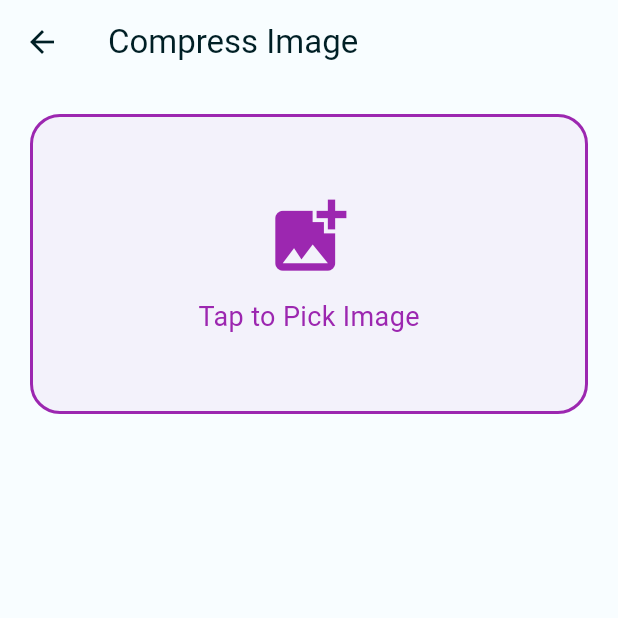
After one commit to TUSHAR91316/Konvert, a Flutter app: the CompressImageScreen screen opened directly, on a phone screen of 412 x 824 dp, the top half of it. The commit adds this screen. Run offline on Flutter 3.47's test engine with Material 3 defaults, Android fonts, the phone set to English and light mode, and no system bars; our stand-ins replace dio, file_picker, firebase_auth, firebase_core, flutter_animate, flutter_image_compress and 6 more; accounts and stored records are empty.

Commit message:
Add image compression feature with UI and service
Introduces an image compression tool with a new CompressImageScreen, allowing users to compress images by percentage or target size. Adds CompressionService for handling compression logic using flutter_image_compress. Updates HomeScreen to include a 'Compression Tools' section and integrates the new screen. Updates dependencies and plugin registration for flutter_image_compress support.

```diff
--- /dev/null
+++ b/lib/screens/compress_image_screen.dart
@@ -0,0 +1,273 @@
+import 'dart:io';
+import 'package:converter_app/services/compression_service.dart';
+import 'package:converter_app/services/history_service.dart';
+import 'package:file_picker/file_picker.dart';
+import 'package:flutter/material.dart';
+import 'package:flutter_animate/flutter_animate.dart';
+import 'package:open_file/open_file.dart';
+import 'package:path_provider/path_provider.dart';
+import 'package:path/path.dart' as p;
+
+class CompressImageScreen extends StatefulWidget {
+  const CompressImageScreen({super.key});
+
+  @override
+  State<CompressImageScreen> createState() => _CompressImageScreenState();
+}
+
+class _CompressImageScreenState extends State<CompressImageScreen> {
+  final _compressionService = CompressionService();
+  File? _selectedFile;
+  File? _resultFile;
+  bool _isCompressing = false;
+  String? _statusMessage;
+
+  // Mode: 0 = Percentage, 1 = Target Size
+  int _mode = 0;
+
+  // Percentage Mode
+  double _quality = 80;
+
+  // Target Size Mode
+  final _sizeController = TextEditingController();
+  String _sizeUnit = 'KB'; // KB or MB
+
+  @override
+  void dispose() {
+    _sizeController.dispose();
+    super.dispose();
+  }
+
+  Future<void> _pickFile() async {
+    FilePickerResult? result = await FilePicker.platform.pickFiles(
+      type: FileType.image,
+    );
+
+    if (result != null) {
+      setState(() {
+        _selectedFile = File(result.files.single.path!);
+        _resultFile = null;
+        _statusMessage = null;
+      });
+    }
+  }
+
+  Future<void> _processCompression() async {
+    if (_selectedFile == null) return;
+
+    setState(() {
+      _isCompressing = true;
+      _statusMessage = "Compressing...";
+      _resultFile = null;
+    });
+
+    try {
+      File? compressed;
+      if (_mode == 0) {
+        // Percentage
+        compressed = await _compressionService.compressImagePercentage(_selectedFile!, _quality.toInt());
+      } else {
+        // Target Size
+        final inputVal = double.tryParse(_sizeController.text);
+        if (inputVal == null || inputVal <= 0) throw Exception("Invalid size");
+
+        int targetBytes = _sizeUnit == 'MB'
+            ? (inputVal * 1024 * 1024).toInt()
+            : (inputVal * 1024).toInt();
+
+        compressed = await _compressionService.compressImageToSize(_selectedFile!, targetBytes);
+      }
+
+      if (compressed == null) throw Exception("Compression failed");
+
+      // Move to Documents to save permanently (like conversions)
+      // Or just keep in temp for MVP? Let's save to Documents so History works nicely if we add it.
+      // For now, let's just use the temp file but make sure we can open it.
+
+      _resultFile = compressed;
+
+      // Calculate savings
+      int originalSize = await _selectedFile!.length();
+      int newSize = await _resultFile!.length();
+      double saved = (originalSize - newSize) / originalSize * 100;
+
+      String sizeStr = _formatSize(newSize);
+
+      setState(() {
+        _statusMessage = "Success! Saved $sizeStr\n(Reduced by ${saved.toStringAsFixed(1)}%)";
+        _isCompressing = false;
+      });
+
+    } catch (e) {
+      setState(() {
+        _statusMessage = "Error: ${e.toString()}";
+        _isCompressing = false;
+      });
+    }
+  }
+
+  String _formatSize(int bytes) {
+      double kb = bytes / 1024;
+      double mb = kb / 1024;
+      return mb >= 1 ? "${mb.toStringAsFixed(2)} MB" : "${kb.toStringAsFixed(0)} KB";
+  }
+
+  @override
+  Widget build(BuildContext context) {
+    return Scaffold(
+      appBar: AppBar(title: const Text("Compress Image")),
+      body: SingleChildScrollView(
+        padding: const EdgeInsets.all(20),
+        child: Column(
+          crossAxisAlignment: CrossAxisAlignment.stretch,
+          children: [
+            // Picker
+            InkWell(
+              onTap: _pickFile,
+              borderRadius: BorderRadius.circular(20),
+              child: Container(
+                height: 200,
+                decoration: BoxDecoration(
+                  color: Colors.purple.withValues(alpha: 0.05),
+                  borderRadius: BorderRadius.circular(20),
+                  border: Border.all(color: Colors.purple, width: 2),
+                ),
+                child: Column(
+                  mainAxisAlignment: MainAxisAlignment.center,
+                  children: [
+                    if (_selectedFile != null) ...[
+                      const Icon(Icons.check_circle, size: 60, color: Colors.green),
+                      const SizedBox(height: 10),
+                      Text("Selected: ${p.basename(_selectedFile!.path)}", style: const TextStyle(fontWeight: FontWeight.bold)),
+                      FutureBuilder<int>(
+                        future: _selectedFile!.length(),
+                        builder: (c, s) => Text(s.hasData ? _formatSize(s.data!) : "...", style: const TextStyle(color: Colors.grey))
+                      ),
+                    ] else ...[
+                      const Icon(Icons.add_photo_alternate, size: 60, color: Colors.purple),
+                      const SizedBox(height: 10),
+                      const Text("Tap to Pick Image", style: TextStyle(fontSize: 18, color: Colors.purple)),
+                    ]
+                  ],
+                ),
+              ),
+            ),
+
+            const SizedBox(height: 20),
+
+            if (_selectedFile != null) ...[
+                const Text("Compression Mode", style: TextStyle(fontWeight: FontWeight.bold)),
+                Row(
+                  children: [
+                    Expanded(child: RadioListTile(
+                      title: const Text("Percentage"),
+                      value: 0,
+                      groupValue: _mode,
+                      onChanged: (v) => setState(() => _mode = v!),
+                      contentPadding: EdgeInsets.zero,
+                    )),
+                    Expanded(child: RadioListTile(
+                      title: const Text("Target Size"),
+                      value: 1,
+                      groupValue: _mode,
+                      onChanged: (v) => setState(() => _mode = v!),
+                      contentPadding: EdgeInsets.zero,
+                    )),
+                  ],
+                ),
+
+                const SizedBox(height: 10),
+
+                if (_mode == 0) ...[
+                   // Slider
+                   Text("Quality: ${_quality.toInt()}%"),
+                   Slider(
+                     value: _quality,
+                     min: 5,
+                     max: 100,
+                     divisions: 19,
+                     label: "${_quality.toInt()}%",
+                     onChanged: (v) => setState(() => _quality = v),
+                   ),
+                ] else ...[
+                   // Target Size Inputs
+                   Row(
+                     children: [
+                       Expanded(
+                         flex: 2,
+                         child: TextField(
+                           controller: _sizeController,
+                           keyboardType: TextInputType.number,
+                           decoration: const InputDecoration(
+                             labelText: "Size",
+                             border: OutlineInputBorder(),
+                           ),
+                         ),
+                       ),
+                       const SizedBox(width: 10),
+                       Expanded(
+                         flex: 1,
+                         child: DropdownButtonFormField<String>(
+                           value: _sizeUnit,
+                           items: const [
+                             DropdownMenuItem(value: 'KB', child: Text('KB')),
+                             DropdownMenuItem(value: 'MB', child: Text('MB')),
+                           ],
+                           onChanged: (v) => setState(() => _sizeUnit = v!),
+                           decoration: const InputDecoration(border: OutlineInputBorder()),
+                         ),
+                       ),
+                     ],
+                   ),
+                ],
+
+                const SizedBox(height: 30),
+
+               if (_isCompressing)
+                  Column(
+                    children: [
+                       const LinearProgressIndicator(),
+                       const SizedBox(height: 10),
+                       Text(_statusMessage ?? "Processing..."),
+                    ],
+                  )
+               else
+                  SizedBox(
+                    height: 50,
+                    child: ElevatedButton(
+                      onPressed: _processCompression,
+                      style: ElevatedButton.styleFrom(backgroundColor: Colors.purple),
+                      child: const Text("COMPRESS NOW", style: TextStyle(color: Colors.white, fontSize: 16)),
+                    ),
+                  ),
+            ],
+
+            if (_resultFile != null && !_isCompressing)
+               Container(
+                 margin: const EdgeInsets.only(top: 20),
+                 padding: const EdgeInsets.all(15),
+                 decoration: BoxDecoration(color: Colors.green.withValues(alpha: 0.1), borderRadius: BorderRadius.circular(10)),
+                 child: Column(
+                   children: [
+                     Text(_statusMessage ?? "Done!", textAlign: TextAlign.center, style: const TextStyle(color: Colors.green, fontWeight: FontWeight.bold)),
+                     const SizedBox(height: 10),
+                     Row(
+                       mainAxisAlignment: MainAxisAlignment.spaceEvenly,
+                       children: [
+                         ElevatedButton.icon(
+                           icon: const Icon(Icons.open_in_new),
+                           label: const Text("Open"),
+                           onPressed: () => OpenFile.open(_resultFile!.path),
+                         ),
+                         // Add History logic later if needed
+                       ],
+                     )
+                   ],
+                 ),
+               ).animate().fadeIn().slideY(),
+          ],
+        ),
+      ),
+    );
+  }
+}
--- a/pubspec.yaml
+++ b/pubspec.yaml
@@ -51,6 +51,7 @@ dependencies:
   permission_handler: ^12.0.1
   open_file: ^3.3.2
   intl: ^0.20.2
+  flutter_image_compress: ^2.4.0
 
 dev_dependencies:
   flutter_test:
```
Also changed, not shown: lib/screens/home_screen.dart (+78 -8 lines), lib/services/compression_service.dart (added, +45 -0 lines), pubspec.lock, 1 other file.
